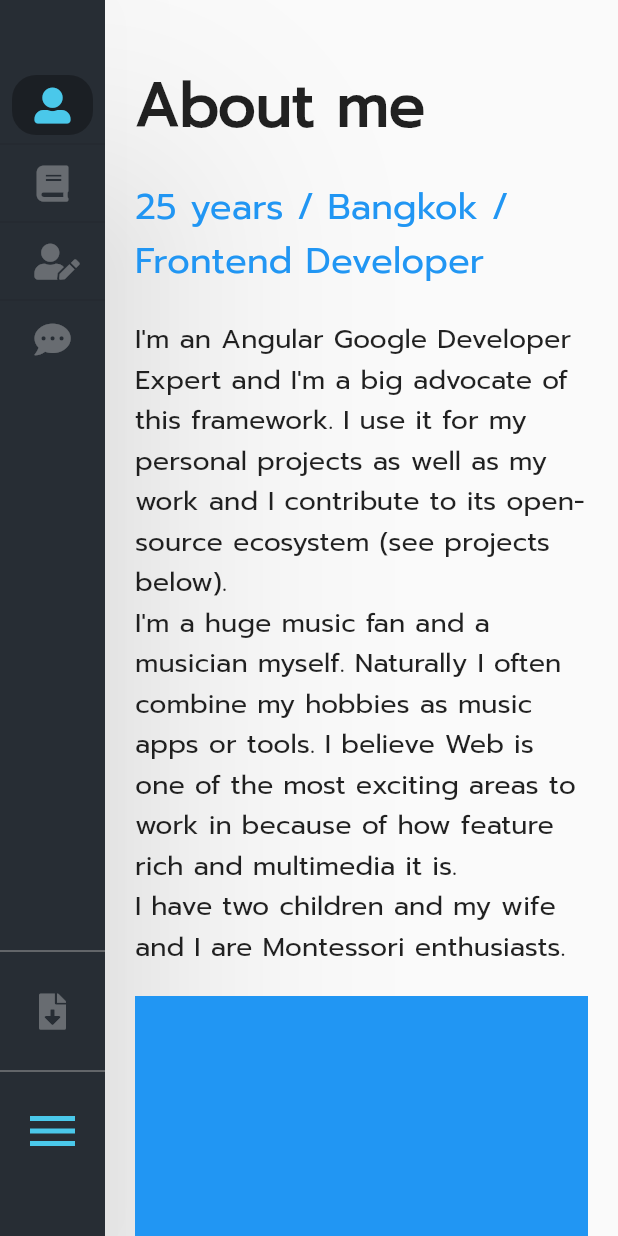
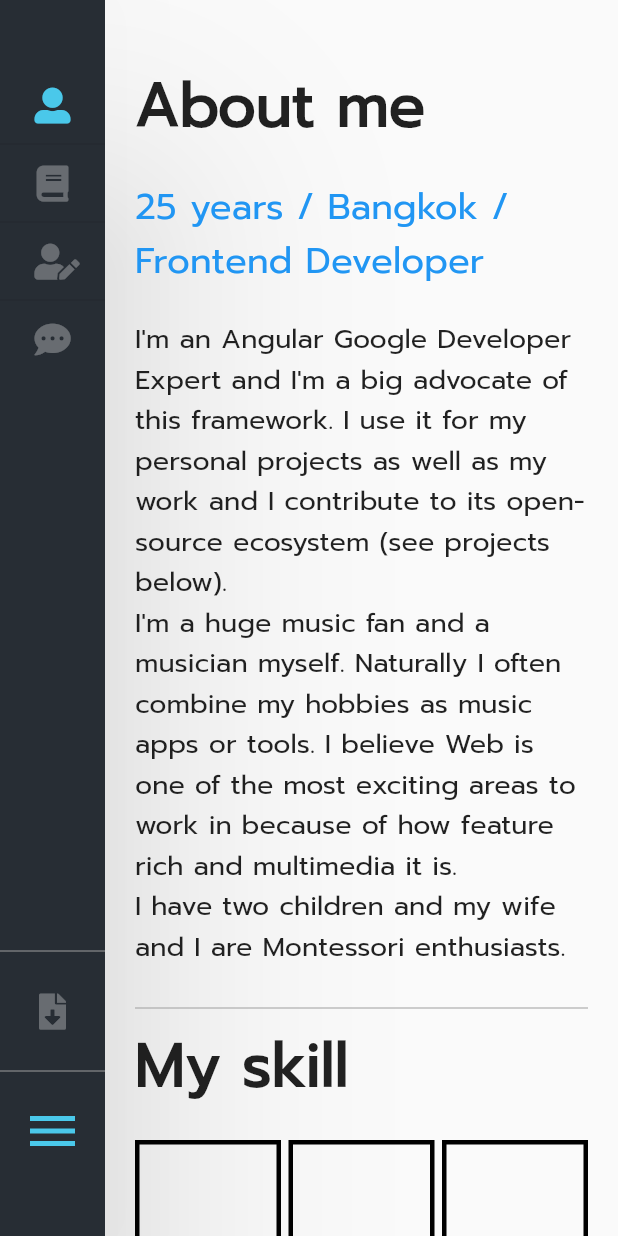
Before and after one commit to b-baztien/my_cv, a Flutter app: the screen it shows after launch, on a phone screen of 412 x 824 dp. Run offline on Flutter 3.47's test engine with Material 2 defaults, Android fonts, the phone set to English and light mode, and no system bars; drawn by our look-alikes of auto_size_text; our stand-ins replace bloc, flutter_bloc, font_awesome_flutter; project files that could hold a hidden picture were left out.

Commit message:
add my skill

```diff
--- a/lib/profile/commons/collapsing_list_tile_widget.dart
+++ b/lib/profile/commons/collapsing_list_tile_widget.dart
@@ -37,12 +37,6 @@ class _CollapsingListTileState extends State<CollapsingListTile> {
       child: InkWell(
         onTap: () => {widget.onTap?.call()},
         child: Container(
-          decoration: BoxDecoration(
-            borderRadius: BorderRadius.all(Radius.circular(16.0)),
-            color: widget.isSelected
-                ? Colors.transparent.withOpacity(0.3)
-                : Colors.transparent,
-          ),
           width: widthAnimation.value,
           margin: EdgeInsets.symmetric(horizontal: 8.0),
           padding: EdgeInsets.symmetric(horizontal: 8.0, vertical: 8.0),
--- a/lib/profile/commons/collapsing_navigation_drawer_widget.dart
+++ b/lib/profile/commons/collapsing_navigation_drawer_widget.dart
@@ -78,7 +78,8 @@ class CollapsingNavigationDrawerState extends State<CollapsingNavigationDrawer>
               title: 'Download Resume',
               icon: FontAwesomeIcons.fileDownload,
               animationController: _animationController,
-              onTap: () => launch('https://www.google.com/'),
+              onTap: () => launch(
+                  'https://github.com/devilbas07/my_cv/raw/master/assets/files/POOMIN_RESUME_ENG.pdf'),
             ),
             Divider(
               color: Colors.grey,
--- a/lib/profile/profile.dart
+++ b/lib/profile/profile.dart
@@ -152,9 +152,46 @@ I have two children and my wife and I are Montessori enthusiasts.''',
                             ],
                           ),
                         ),
+                        Divider(
+                          color: Colors.grey,
+                        ),
                         Container(
-                          height: 1000,
-                          color: Colors.blue,
+                          child: Column(
+                            crossAxisAlignment: CrossAxisAlignment.start,
+                            children: [
+                              AutoSizeText(
+                                'My skill',
+                                maxLines: 1,
+                                style: TextStyle(
+                                    fontWeight: FontWeight.bold,
+                                    fontSize: 40.0),
+                              ),
+                              SizedBox(
+                                height: 20,
+                              ),
+                              GridView.builder(
+                                physics: NeverScrollableScrollPhysics(),
+                                shrinkWrap: true,
+                                gridDelegate:
+                                    SliverGridDelegateWithFixedCrossAxisCount(
+                                  crossAxisCount: 3,
+                                  mainAxisSpacing: 5.0,
+                                  crossAxisSpacing: 5.0,
+                                ),
+                                itemCount: 9,
+                                itemBuilder: (context, index) {
+                                  return Container(
+                                    decoration: BoxDecoration(
+                                      border: Border.all(width: 3.0),
+                                    ),
+                                  );
+                                },
+                              ),
+                              SizedBox(
+                                height: 20,
+                              ),
+                            ],
+                          ),
                         ),
                         Container(
                           height: 1000,
```
